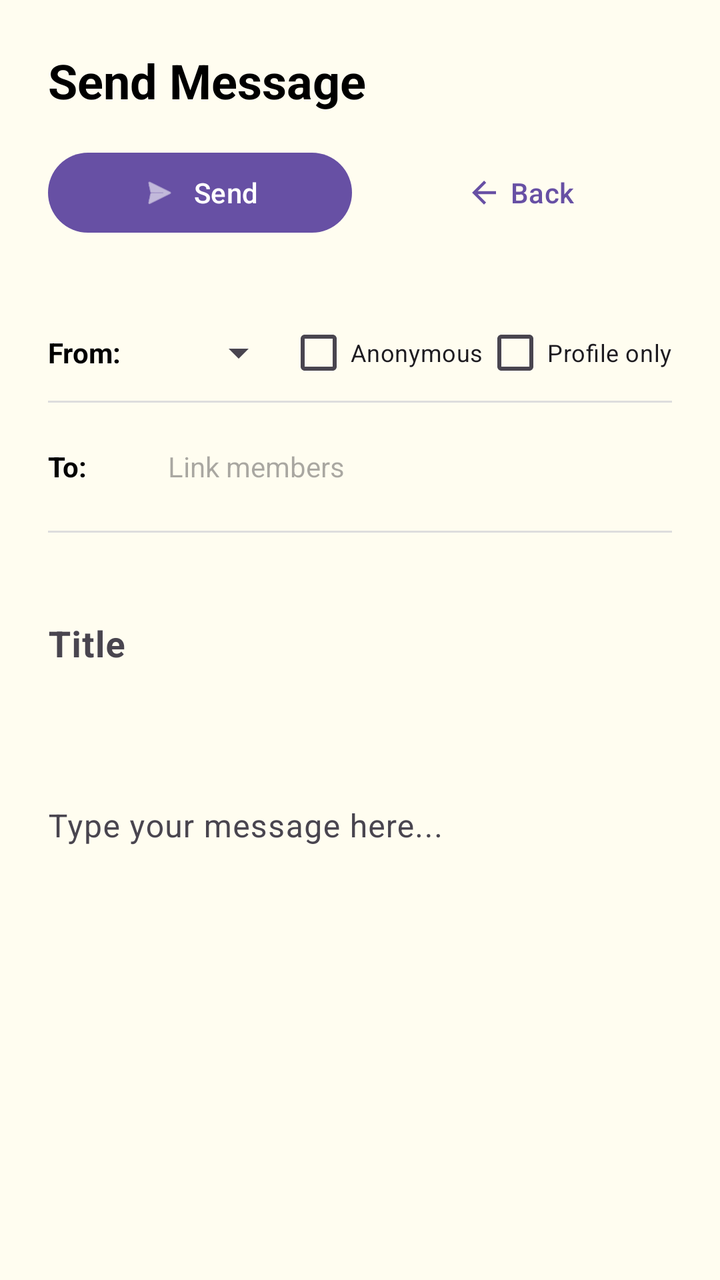
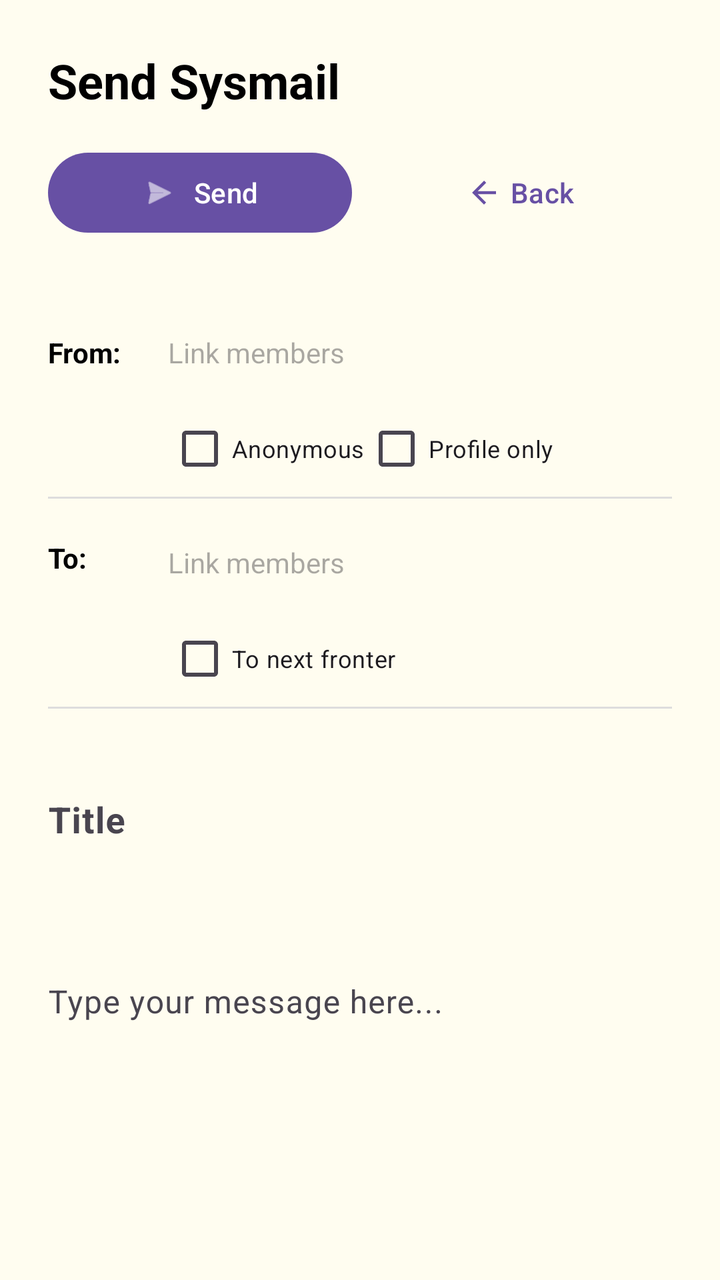

The first picture is an Android layout as it rendered before a commit; the second is the same layout after the commit. The layout source and the unified diff follow.
<!-- AndroidManifest.xml: application theme Theme.PluralApp001 -->
<!-- res/layout/activity_send_message.xml -->
<?xml version="1.0" encoding="utf-8"?>
<androidx.constraintlayout.widget.ConstraintLayout xmlns:android="http://schemas.android.com/apk/res/android"
    xmlns:app="http://schemas.android.com/apk/res-auto"
    android:layout_width="match_parent"
    android:layout_height="match_parent"
    android:fitsSystemWindows="true"
    android:background="#FFFDF0">

    <LinearLayout
        android:layout_width="match_parent"
        android:layout_height="match_parent"
        android:orientation="vertical"
        android:paddingTop="24dp"
        android:paddingStart="24dp"
        android:paddingEnd="24dp"
        android:paddingBottom="24dp">

        <androidx.constraintlayout.widget.ConstraintLayout
            android:layout_width="match_parent"
            android:layout_height="wrap_content"
            android:layout_marginBottom="16dp">

            <TextView
                android:id="@+id/titleSendMessage"
                android:layout_width="wrap_content"
                android:layout_height="wrap_content"
                android:text="@string/dialog_send_message_title"
                android:textSize="24sp"
                android:textStyle="bold"
                android:textColor="@color/black"
                app:layout_constraintTop_toTopOf="parent"
                app:layout_constraintStart_toStartOf="parent" />

            <androidx.constraintlayout.helper.widget.Flow
                android:id="@+id/flowButtonsSendMessage"
                android:layout_width="match_parent"
                android:layout_height="wrap_content"
                android:layout_marginTop="16dp"
                app:flow_maxElementsWrap="2"
                app:flow_wrapMode="aligned"
                app:flow_horizontalGap="8dp"
                app:flow_verticalGap="8dp"
                app:flow_horizontalStyle="spread"
                app:constraint_referenced_ids="btnSend,btnSendMessageBack"
                app:layout_constraintTop_toBottomOf="@id/titleSendMessage"
                app:layout_constraintStart_toStartOf="parent"
                app:layout_constraintEnd_toEndOf="parent" />

            <Button
                android:id="@+id/btnSend"
                android:layout_width="0dp"
                android:layout_height="wrap_content"
                app:icon="@android:drawable/ic_menu_send"
                app:iconGravity="textStart"
                android:text="@string/action_send" />

            <Button
                android:id="@+id/btnSendMessageBack"
                style="@style/Widget.Material3.Button.TextButton"
                android:layout_width="0dp"
                android:layout_height="wrap_content"
                app:icon="@drawable/abc_ic_ab_back_material"
                app:iconGravity="textStart"
                android:text="@string/back" />

        </androidx.constraintlayout.widget.ConstraintLayout>

        <androidx.core.widget.NestedScrollView
            android:layout_width="match_parent"
            android:layout_height="0dp"
            android:layout_weight="1">

            <LinearLayout
                android:layout_width="match_parent"
                android:layout_height="wrap_content"
                android:orientation="vertical">

                
                <LinearLayout
                    android:layout_width="match_parent"
                    android:layout_height="wrap_content"
                    android:orientation="horizontal"
                    android:gravity="center_vertical"
                    android:layout_marginTop="16dp">

                    <TextView
                        android:layout_width="60dp"
                        android:layout_height="wrap_content"
                        android:text="@string/label_from"
                        android:textSize="14sp"
                        android:textStyle="bold"
                        android:textColor="@color/black" />

                    <Spinner
                        android:id="@+id/spinnerFrom"
                        android:layout_width="0dp"
                        android:layout_height="48dp"
                        android:layout_weight="1" />

                    <CheckBox
                        android:id="@+id/cbAnonymous"
                        android:layout_width="wrap_content"
                        android:layout_height="wrap_content"
                        android:text="@string/action_anonymous"
                        android:textSize="12sp" />

                    <CheckBox
                        android:id="@+id/cbProfileOnly"
                        android:layout_width="wrap_content"
                        android:layout_height="wrap_content"
                        android:text="@string/action_profile_only"
                        android:textSize="12sp" />
                </LinearLayout>

                <View
                    android:layout_width="match_parent"
                    android:layout_height="1dp"
                    android:background="#DDDDDD" />

                
                <LinearLayout
                    android:id="@+id/toFieldContainer"
                    android:layout_width="match_parent"
                    android:layout_height="wrap_content"
                    android:orientation="vertical"
                    android:paddingTop="8dp"
                    android:paddingBottom="8dp"
                    android:clickable="true"
                    android:focusable="true"
                    android:background="?attr/selectableItemBackground">

                    <LinearLayout
                        android:layout_width="match_parent"
                        android:layout_height="wrap_content"
                        android:orientation="horizontal"
                        android:gravity="center_vertical">

                        <TextView
                            android:layout_width="60dp"
                            android:layout_height="wrap_content"
                            android:text="@string/label_to"
                            android:textSize="14sp"
                            android:textStyle="bold"
                            android:textColor="@color/black" />

                        <TextView
                            android:id="@+id/tvSelectedTargets"
                            android:layout_width="match_parent"
                            android:layout_height="wrap_content"
                            android:minHeight="48dp"
                            android:gravity="center_vertical"
                            android:textSize="14sp"
                            android:hint="@string/action_link_members"
                            android:text=""
                            android:textColor="@color/black" />
                    </LinearLayout>
                </LinearLayout>

                <View
                    android:layout_width="match_parent"
                    android:layout_height="1dp"
                    android:background="#DDDDDD" />

                
                <com.google.android.material.textfield.TextInputLayout
                    android:id="@+id/layoutMessageTitle"
                    android:layout_width="match_parent"
                    android:layout_height="wrap_content"
                    android:layout_marginTop="16dp"
                    android:hint="@string/hint_note_title"
                    app:boxBackgroundMode="none"
                    app:boxStrokeWidth="0dp">

                    <com.google.android.material.textfield.TextInputEditText
                        android:id="@+id/editMessageTitle"
                        android:layout_width="match_parent"
                        android:layout_height="wrap_content"
                        android:paddingStart="0dp"
                        android:paddingEnd="0dp"
                        android:background="@null"
                        android:textSize="18sp"
                        android:textStyle="bold"
                        android:inputType="textCapSentences" />
                </com.google.android.material.textfield.TextInputLayout>

                
                <com.google.android.material.textfield.TextInputLayout
                    android:id="@+id/layoutMessageContent"
                    android:layout_width="match_parent"
                    android:layout_height="wrap_content"
                    android:layout_marginTop="24dp"
                    android:hint="@string/hint_message_content"
                    app:boxBackgroundMode="none"
                    app:boxStrokeWidth="0dp">

                    <com.google.android.material.textfield.TextInputEditText
                        android:id="@+id/editMessageContent"
                        android:layout_width="match_parent"
                        android:layout_height="wrap_content"
                        android:minHeight="300dp"
                        android:paddingStart="0dp"
                        android:paddingEnd="0dp"
                        android:background="@null"
                        android:gravity="top"
                        android:textSize="16sp"
                        android:inputType="textMultiLine|textCapSentences" />
                </com.google.android.material.textfield.TextInputLayout>

            </LinearLayout>
        </androidx.core.widget.NestedScrollView>

    </LinearLayout>
</androidx.constraintlayout.widget.ConstraintLayout>
<!-- resources referenced by this layout -->
<resources>
  <color name="black">#FF000000</color>
  <string name="action_anonymous">Anonymous</string>
  <string name="action_link_members">Link members</string>
  <string name="action_profile_only">Profile only</string>
  <string name="action_send">Send</string>
  <string name="back">Back</string>
  <string name="dialog_send_message_title">Send Message</string>
  <string name="hint_message_content">Type your message here...</string>
  <string name="hint_note_title">Title</string>
  <string name="label_from">From:</string>
  <string name="label_to">To:</string>
  <style name="Theme.PluralApp001" parent="Base.Theme.PluralApp001" />
  <style name="Base.Theme.PluralApp001" parent="Theme.Material3.DayNight.NoActionBar">
          
          
      </style>
</resources>

<!-- the commit's change to res/layout/activity_send_message.xml (unified diff, before → after) -->
@@ -91,11 +91,31 @@
                         android:textStyle="bold"
                         android:textColor="@color/black" />
 
-                    <Spinner
-                        android:id="@+id/spinnerFrom"
+                    <TextView
+                        android:id="@+id/tvSelectedSenders"
                         android:layout_width="0dp"
-                        android:layout_height="48dp"
-                        android:layout_weight="1" />
+                        android:layout_height="wrap_content"
+                        android:layout_weight="1"
+                        android:minHeight="48dp"
+                        android:gravity="center_vertical"
+                        android:textSize="14sp"
+                        android:hint="@string/action_link_members"
+                        android:textColor="@color/black"
+                        android:clickable="true"
+                        android:focusable="true"
+                        android:background="?attr/selectableItemBackground" />
+                </LinearLayout>
+
+                
+                <LinearLayout
+                    android:layout_width="match_parent"
+                    android:layout_height="wrap_content"
+                    android:orientation="horizontal"
+                    android:gravity="center_vertical">
+
+                    <View
+                        android:layout_width="60dp"
+                        android:layout_height="1dp" />
 
                     <CheckBox
                         android:id="@+id/cbAnonymous"
@@ -119,29 +139,26 @@
 
                 
                 <LinearLayout
-                    android:id="@+id/toFieldContainer"
-                    android:layout_width="match_parent"
-                    android:layout_height="wrap_content"
-                    android:orientation="vertical"
-                    android:paddingTop="8dp"
-                    android:paddingBottom="8dp"
-                    android:clickable="true"
-                    android:focusable="true"
-                    android:background="?attr/selectableItemBackground">
+                    android:layout_width="match_parent"
+                    android:layout_height="wrap_content"
+                    android:orientation="horizontal"
+                    android:gravity="top"
+                    android:layout_marginTop="8dp">
+
+                    <TextView
+                        android:layout_width="60dp"
+                        android:layout_height="wrap_content"
+                        android:layout_marginTop="12dp"
+                        android:text="@string/label_to"
+                        android:textSize="14sp"
+                        android:textStyle="bold"
+                        android:textColor="@color/black" />
 
                     <LinearLayout
-                        android:layout_width="match_parent"
-                        android:layout_height="wrap_content"
-                        android:orientation="horizontal"
-                        android:gravity="center_vertical">
-
-                        <TextView
-                            android:layout_width="60dp"
-                            android:layout_height="wrap_content"
-                            android:text="@string/label_to"
-                            android:textSize="14sp"
-                            android:textStyle="bold"
-                            android:textColor="@color/black" />
+                        android:layout_width="0dp"
+                        android:layout_height="wrap_content"
+                        android:layout_weight="1"
+                        android:orientation="vertical">
 
                         <TextView
                             android:id="@+id/tvSelectedTargets"
@@ -152,7 +169,17 @@
                             android:textSize="14sp"
                             android:hint="@string/action_link_members"
                             android:text=""
-                            android:textColor="@color/black" />
+                            android:textColor="@color/black"
+                            android:clickable="true"
+                            android:focusable="true"
+                            android:background="?attr/selectableItemBackground" />
+
+                        <CheckBox
+                            android:id="@+id/cbNextFronter"
+                            android:layout_width="wrap_content"
+                            android:layout_height="wrap_content"
+                            android:text="@string/cb_next_fronter"
+                            android:textSize="12sp" />
                     </LinearLayout>
                 </LinearLayout>
 
<!-- resource entries referenced after the edit -->
@@ -6,7 +6,8 @@
   <string name="action_profile_only">Profile only</string>
   <string name="action_send">Send</string>
   <string name="back">Back</string>
-  <string name="dialog_send_message_title">Send Message</string>
+  <string name="cb_next_fronter">To next fronter</string>
+  <string name="dialog_send_message_title">Send Sysmail</string>
   <string name="hint_message_content">Type your message here...</string>
   <string name="hint_note_title">Title</string>
   <string name="label_from">From:</string>
